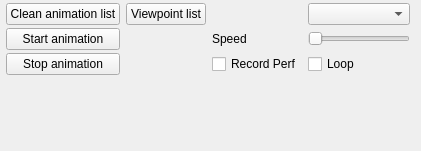
open-scan-crew/OpenScanTools, file src/gui/forms/toolbar_animationgroup.ui: the form before one commit.
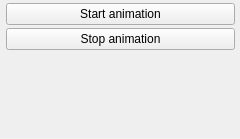
The form after the commit.

Commit message: Reintegrate viewpoint animation toolbar in Export

```diff
--- a/src/gui/forms/toolbar_animationgroup.ui
+++ b/src/gui/forms/toolbar_animationgroup.ui
@@ -6,8 +6,8 @@
    <rect>
     <x>0</x>
     <y>0</y>
-    <width>421</width>
-    <height>151</height>
+    <width>240</width>
+    <height>139</height>
    </rect>
   </property>
   <property name="windowTitle">
@@ -30,29 +30,6 @@
     <number>3</number>
    </property>
    <item row="0" column="0">
-    <widget class="QPushButton" name="cleanListButton">
-     <property name="text">
-      <string>Clean animation list</string>
-     </property>
-     <property name="checkable">
-      <bool>true</bool>
-     </property>
-     <property name="checked">
-      <bool>false</bool>
-     </property>
-    </widget>
-   </item>
-   <item row="0" column="1">
-    <widget class="QPushButton" name="scansAnimPushButton">
-     <property name="text">
-      <string>Viewpoint list</string>
-     </property>
-    </widget>
-   </item>
-   <item row="0" column="3">
-    <widget class="QComboBox" name="formatComboBox"/>
-   </item>
-   <item row="1" column="0">
     <widget class="QPushButton" name="startAnimationButton">
      <property name="text">
       <string>Start animation</string>
@@ -62,24 +39,7 @@
      </property>
     </widget>
    </item>
-   <item row="1" column="2">
-    <widget class="QLabel" name="label">
-     <property name="text">
-      <string>Speed</string>
-     </property>
-    </widget>
-   </item>
-   <item row="1" column="3">
-    <widget class="QSlider" name="animationSpeedSlider">
-     <property name="maximum">
-      <number>3</number>
-     </property>
-     <property name="orientation">
-      <enum>Qt::Horizontal</enum>
-     </property>
-    </widget>
-   </item>
-   <item row="2" column="0">
+   <item row="1" column="0">
     <widget class="QPushButton" name="stopAnimationButton">
      <property name="text">
       <string>Stop animation</string>
@@ -89,14 +49,7 @@
      </property>
     </widget>
    </item>
-   <item row="2" column="2">
-    <widget class="QCheckBox" name="recordPerfCheckBox">
-     <property name="text">
-      <string>Record Perf</string>
-     </property>
-    </widget>
-   </item>
-   <item row="3" column="0" colspan="5">
+   <item row="2" column="0">
     <spacer name="verticalSpacer_2">
      <property name="orientation">
       <enum>Qt::Vertical</enum>
@@ -109,13 +62,6 @@
      </property>
     </spacer>
    </item>
-   <item row="2" column="3">
-    <widget class="QCheckBox" name="loopCheckBox">
-     <property name="text">
-      <string>Loop</string>
-     </property>
-    </widget>
-   </item>
   </layout>
  </widget>
  <resources/>
```
The commit also changes 13 other files.
